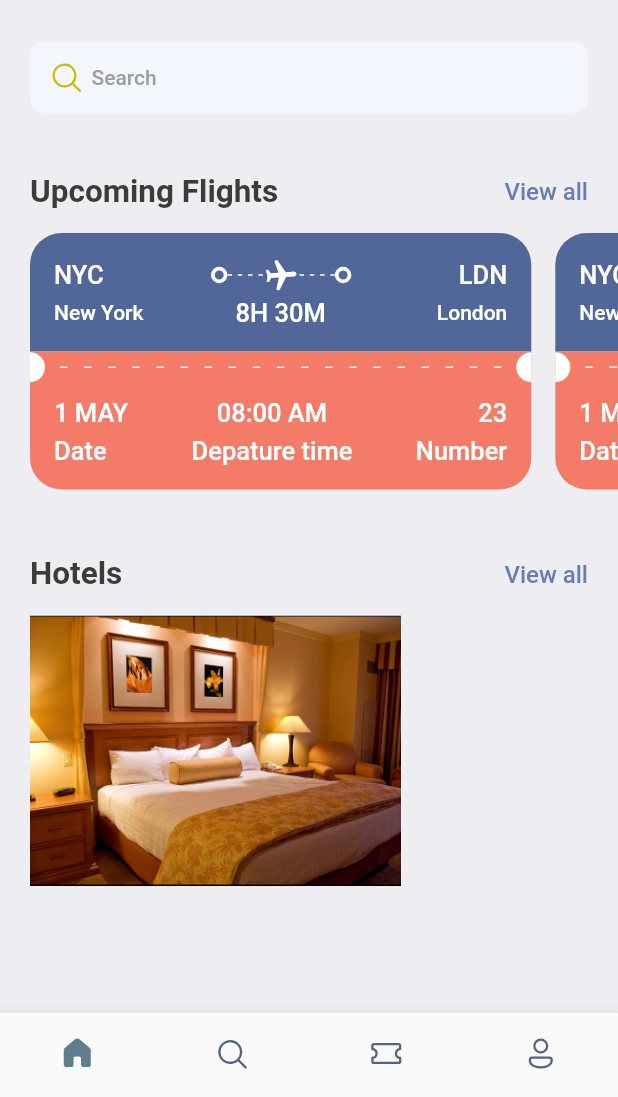
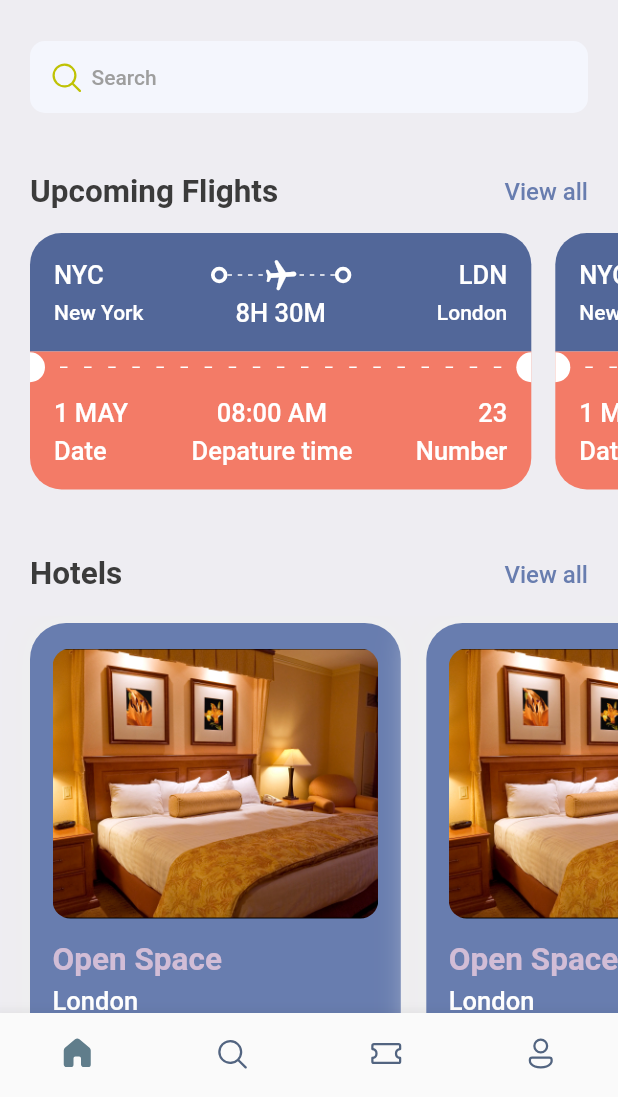
Before and after one commit to avi5079/ticket-booking-app, a Flutter app: the screen it shows after launch, on a phone screen of 412 x 824 dp, the part 139-1236 px from its top. Run offline on Flutter 3.47's test engine with Material 2 defaults, Android fonts, the phone set to English and light mode, and no system bars; our stand-ins replace fluentui_icons, gap.

Commit message:
hotel-view completed

```diff
--- a/lib/screens/home_screen.dart
+++ b/lib/screens/home_screen.dart
@@ -118,6 +118,7 @@ class HomeScreen extends StatelessWidget {
             child: Row(
               children: const [
                 HotelScreen(),
+                HotelScreen(),
               ],
             )),
       ]),
--- a/lib/screens/hotel_screen.dart
+++ b/lib/screens/hotel_screen.dart
@@ -1,4 +1,6 @@
-import 'package:flutter/cupertino.dart';
+// import 'package:flutter/cupertino.dart';
+import 'package:flutter/material.dart';
+import 'package:gap/gap.dart';
 // import 'package:flutter/src/widgets/container.dart';
 // import 'package:flutter/src/widgets/framework.dart';
 import 'package:ticket_booking_app/utils/app_layout.dart';
@@ -10,18 +12,51 @@ class HotelScreen extends StatelessWidget {
   @override
   Widget build(BuildContext context) {
     final size = AppLayout.getSize(context);
-    return SizedBox(
+    return Container(
         width: size.width * 0.6,
         height: 350,
+        padding: const EdgeInsets.symmetric(horizontal: 15, vertical: 17),
+        margin: const EdgeInsets.only(right: 17, top: 5),
+        decoration: BoxDecoration(
+            color: Styles.primaryColor,
+            borderRadius: BorderRadius.circular(24),
+            boxShadow: [
+              BoxShadow(
+                color: Colors.grey.shade200,
+                blurRadius: 20,
+                spreadRadius: 5,
+              )
+            ]),
         child: Column(
           children: [
             Container(
                 height: 180,
                 decoration: BoxDecoration(
+                    borderRadius: BorderRadius.circular(12),
                     color: Styles.primaryColor,
                     image: const DecorationImage(
                         fit: BoxFit.cover,
-                        image: AssetImage("assets/images/hotel-room.png"))))
+                        image: AssetImage("assets/images/hotel-room.png")))),
+            const Gap(15),
+            SizedBox(
+              width: double.infinity,
+              child: Text("Open Space",
+                  style:
+                      Styles.headLineStyle2.copyWith(color: Styles.kakiColor)),
+            ),
+            const Gap(5),
+            SizedBox(
+              width: double.infinity,
+              child: Text("London",
+                  style: Styles.headLineStyle3.copyWith(color: Colors.white)),
+            ),
+            const Gap(8),
+            SizedBox(
+              width: double.infinity,
+              child: Text("\$40/night",
+                  style:
+                      Styles.headLineStyle.copyWith(color: Styles.kakiColor)),
+            )
           ],
         ));
   }
--- a/lib/utils/app_styles.dart
+++ b/lib/utils/app_styles.dart
@@ -8,6 +8,7 @@ class Styles {
   static Color bgColor = const Color(0xFFeeedf2);
   static Color darkBlueColor = const Color(0xFF526799);
   static Color orangeColor = const Color(0xFFF37B67);
+  static Color kakiColor = const Color(0xFFd2bdd6);
   static TextStyle textStyle =
       TextStyle(fontSize: 16, color: textColor, fontWeight: FontWeight.w500);
   static TextStyle headLineStyle =
```
